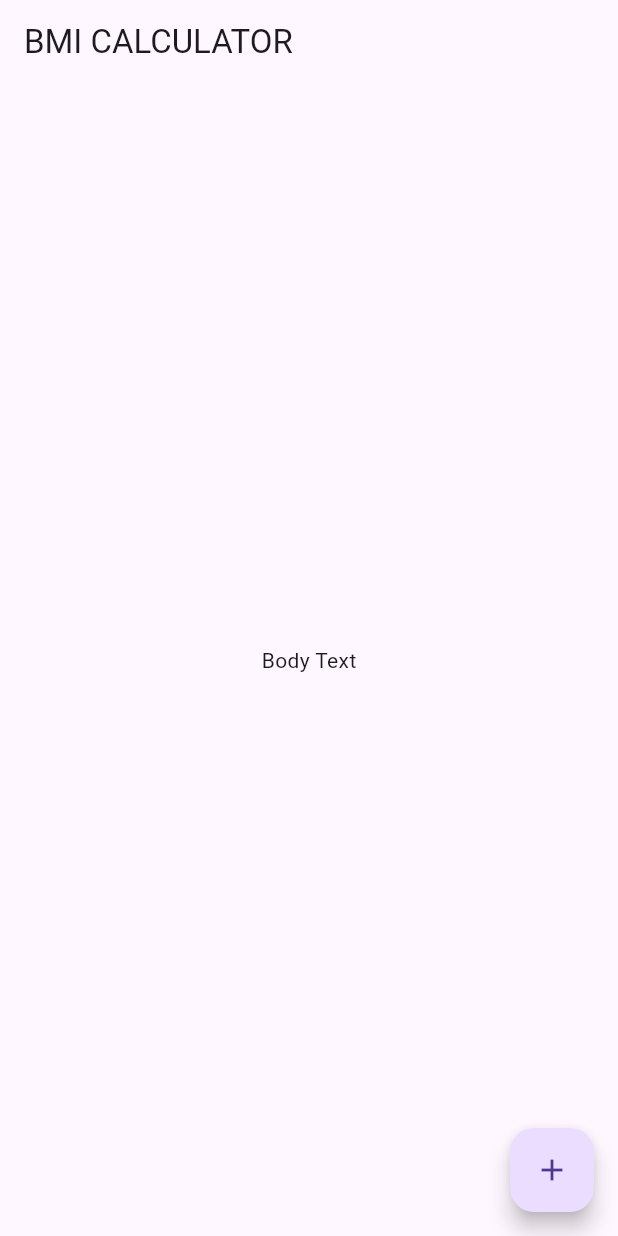
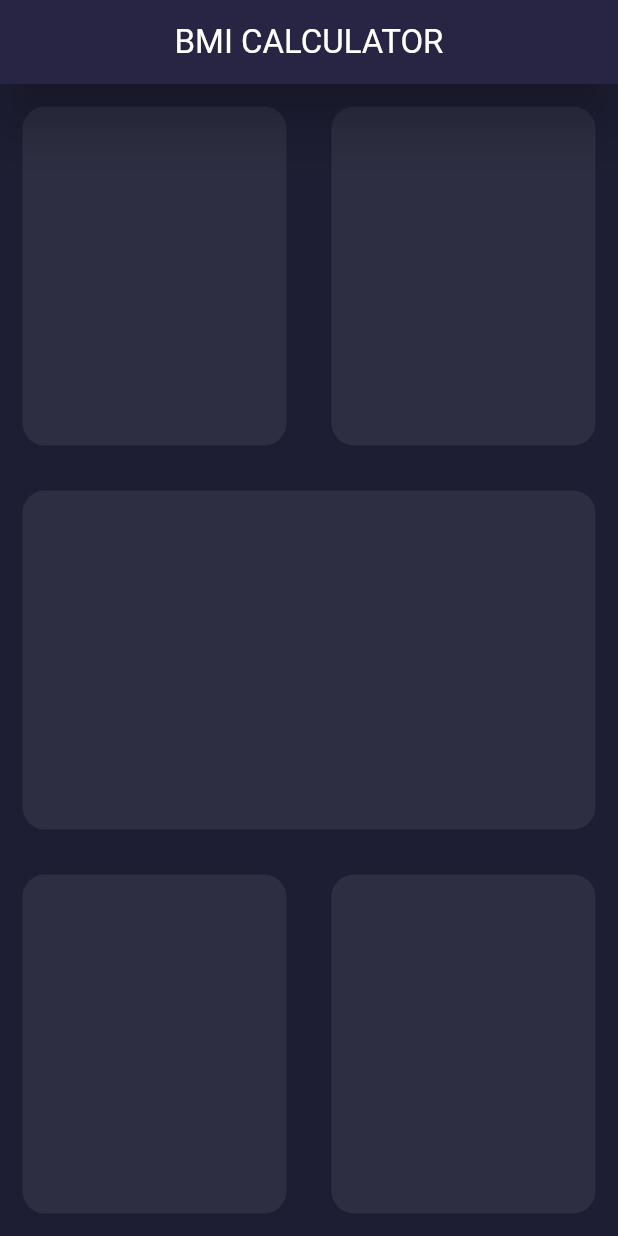
Before and after one commit to KASRA10/BMI-Calculator_V1, a Flutter app: the screen it shows after launch, on a phone screen of 412 x 824 dp. Run offline on Flutter 3.47's test engine with Material 3 defaults, Android fonts, the phone set to English and light mode, and no system bars.

Commit message:
Create Basic Card Structures By Expanded and Row And Column Widgets

```diff
--- a/lib/main.dart
+++ b/lib/main.dart
@@ -8,6 +8,10 @@
   @override
   Widget build(BuildContext context) {
     return const MaterialApp(
+      debugShowCheckedModeBanner: false,
+      color: Color(
+        0xFF1D1E33,
+      ),
       home: InputPage(),
     );
   }
@@ -25,15 +29,117 @@
   @override
   Widget build(BuildContext context) {
     return Scaffold(
+      backgroundColor: const Color(
+        0xFF1D1E33,
+      ),
       appBar: AppBar(
-        title: const Text('BMI CALCULATOR'),
+        backgroundColor: const Color(
+          0xFF1D1E33,
+        ),
+        shadowColor: const Color(
+          0xFF1D1E33,
+        ),
+        elevation: 15.0,
+        centerTitle: true,
+        title: const Text(
+          'BMI CALCULATOR',
+          style: TextStyle(
+            color: Colors.white,
+          ),
+        ),
       ),
-      body: const Center(
-        child: Text('Body Text'),
-      ),
-      floatingActionButton: FloatingActionButton(
-        onPressed: () {},
-        child: const Icon(Icons.add),
+      body: Column(
+        children: [
+          Expanded(
+            child: Row(
+              children: [
+                Expanded(
+                  child: Container(
+                    margin: const EdgeInsets.all(
+                      15.0,
+                    ),
+                    decoration: BoxDecoration(
+                      color: const Color(
+                        0xFF2D2E41,
+                      ),
+                      borderRadius: BorderRadius.circular(
+                        15.0,
+                      ),
+                    ),
+                  ),
+                ),
+                Expanded(
+                  child: Container(
+                    margin: const EdgeInsets.all(
+                      15.0,
+                    ),
+                    decoration: BoxDecoration(
+                      color: const Color(
+                        0xFF2D2E41,
+                      ),
+                      borderRadius: BorderRadius.circular(
+                        15.0,
+                      ),
+                    ),
+                  ),
+                ),
+              ],
+            ),
+          ),
+          Expanded(
+            child: Expanded(
+              child: Container(
+                margin: const EdgeInsets.all(
+                  15.0,
+                ),
+                decoration: BoxDecoration(
+                  color: const Color(
+                    0xFF2D2E41,
+                  ),
+                  borderRadius: BorderRadius.circular(
+                    15.0,
+                  ),
+                ),
+              ),
+            ),
+          ),
+          Expanded(
+            child: Row(
+              children: [
+                Expanded(
+                  child: Container(
+                    margin: const EdgeInsets.all(
+                      15.0,
+                    ),
+                    decoration: BoxDecoration(
+                      color: const Color(
+                        0xFF2D2E41,
+                      ),
+                      borderRadius: BorderRadius.circular(
+                        15.0,
+                      ),
+                    ),
+                  ),
+                ),
+                Expanded(
+                  child: Container(
+                    margin: const EdgeInsets.all(
+                      15.0,
+                    ),
+                    decoration: BoxDecoration(
+                      color: const Color(
+                        0xFF2D2E41,
+                      ),
+                      borderRadius: BorderRadius.circular(
+                        15.0,
+                      ),
+                    ),
+                  ),
+                ),
+              ],
+            ),
+          ),
+        ],
       ),
     );
   }
```
